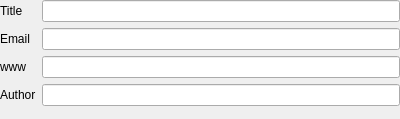
Above: src/gui/Repository/fragment/fragmentwidget.ui from phresnel/picogen before the change. Below: the same form after it.
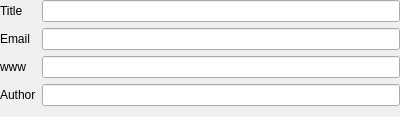
That is the form after the change.

```diff
--- a/src/gui/Repository/fragment/fragmentwidget.ui
+++ b/src/gui/Repository/fragment/fragmentwidget.ui
@@ -7,7 +7,7 @@
     <x>0</x>
     <y>0</y>
     <width>400</width>
-    <height>119</height>
+    <height>117</height>
    </rect>
   </property>
   <property name="windowTitle">
```
